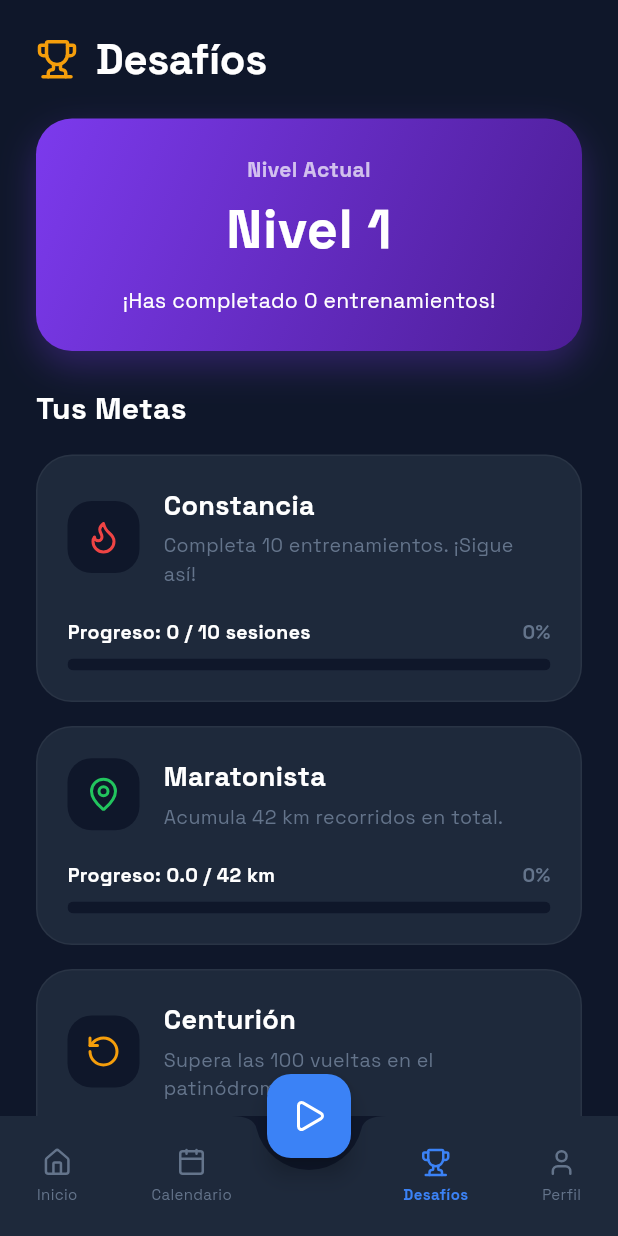
After one commit to S3ndoH/contador_vueltas_app, a Flutter app: the ChallengesScreen screen opened by its route, on a phone screen of 412 x 824 dp. The commit adds this screen. Run offline on Flutter 3.47's test engine with Material 3 defaults, Android fonts, the phone set to English and light mode, and no system bars; our stand-ins replace cached_network_image, connectivity_plus, google_fonts, image_picker, lucide_icons, shared_preferences and 2 more; missing offline and left inert: wear_plus; accounts and stored records are empty; network calls fail.

Commit message:
feat: add ChallengesScreen with gamification and fix auth routing on app resume

```diff
--- a/lib/main.dart
+++ b/lib/main.dart
@@ -1,6 +1,7 @@
 import 'package:flutter/material.dart';
 import 'package:supabase_flutter/supabase_flutter.dart';
 import 'theme.dart';
+import 'screens/challenges_screen.dart';
 import 'screens/login_screen.dart';
 import 'screens/register_screen.dart';
 import 'screens/home_screen.dart';
@@ -40,6 +41,7 @@ class MyApp extends StatelessWidget {
         '/profile': (context) => const ProfileScreen(),
         '/edit_profile': (context) => const EditProfileScreen(),
         '/settings': (context) => const SettingsScreen(),
+        '/challenges': (context) => const ChallengesScreen(),
         '/wear_home': (context) => const WearHomeScreen(),
       },
     );
@@ -53,6 +55,12 @@ class MyApp extends StatelessWidget {
         if (width > 0 && width < 300) {
           return const WearHomeScreen();
         }
+
+        final session = Supabase.instance.client.auth.currentSession;
+        if (session != null) {
+          return const HomeScreen();
+        }
+
         return const LoginScreen();
       },
     );
--- a/lib/screens/calendar_screen.dart
+++ b/lib/screens/calendar_screen.dart
@@ -231,7 +231,7 @@ class _CalendarScreenState extends State<CalendarScreen> {
                   color: Colors.white,
                 ),
               ),
-              const SizedBox(height: 4),
+              const SizedBox(width: 4),
               Row(
                 children: [
                   const Icon(
--- /dev/null
+++ b/lib/screens/challenges_screen.dart
@@ -0,0 +1,372 @@
+import 'package:flutter/material.dart';
+import 'package:lucide_icons/lucide_icons.dart';
+import '../theme.dart';
+import '../services/database_service.dart';
+
+class ChallengesScreen extends StatefulWidget {
+  const ChallengesScreen({super.key});
+
+  @override
+  State<ChallengesScreen> createState() => _ChallengesScreenState();
+}
+
+class _ChallengesScreenState extends State<ChallengesScreen> {
+  final _databaseService = DatabaseService();
+  bool _isLoading = true;
+
+  int _totalTrainings = 0;
+  double _totalDistance = 0.0;
+  int _totalLaps = 0;
+
+  @override
+  void initState() {
+    super.initState();
+    _loadData();
+  }
+
+  Future<void> _loadData() async {
+    setState(() => _isLoading = true);
+
+    // Fetch an arbitrary large number to calculate total stats.
+    // In a real large app, you'd use a specific RPC or aggregate query.
+    final trainings = await _databaseService.getRecentTrainings(limit: 1000);
+
+    int tempTotalLaps = 0;
+    double tempTotalDistance = 0.0;
+
+    for (var t in trainings) {
+      tempTotalLaps += t.totalLaps;
+      // We assume a 200m track for history if not strictly recorded, or we'd ideally get it from DB.
+      // For this challenges calculation, we'll use a standard 200m or assume we don't have per-training track length here,
+      // but if we *really* need it, we should use the getTrainingStats logic or aggregate.
+      // Since TrainingSummary lacks track_length_meters, we'll approximate with 0.2km.
+      tempTotalDistance += (t.totalLaps * 0.2);
+    }
+
+    if (mounted) {
+      setState(() {
+        _totalTrainings = trainings.length;
+        _totalLaps = tempTotalLaps;
+        _totalDistance = double.parse(tempTotalDistance.toStringAsFixed(1));
+        _isLoading = false;
+      });
+    }
+  }
+
+  @override
+  Widget build(BuildContext context) {
+    return Scaffold(
+      backgroundColor: AppColors.backgroundDark,
+      body: SafeArea(
+        child: _isLoading
+            ? const Center(child: CircularProgressIndicator())
+            : RefreshIndicator(
+                onRefresh: _loadData,
+                color: AppColors.primary,
+                child: CustomScrollView(
+                  physics: const AlwaysScrollableScrollPhysics(),
+                  slivers: [
+                    _buildAppBar(),
+                    _buildHeroSection(),
+                    _buildChallengesList(),
+                    const SliverToBoxAdapter(child: SizedBox(height: 100)),
+                  ],
+                ),
+            ),
+      ),
+      bottomNavigationBar: _buildBottomNav(),
+      floatingActionButton: FloatingActionButton(
+        onPressed: () {
+          Navigator.pushNamed(context, '/training');
+        },
+        backgroundColor: AppColors.primary,
+        child: const Icon(LucideIcons.play, color: Colors.white),
+      ),
+      floatingActionButtonLocation: FloatingActionButtonLocation.centerDocked,
+    );
+  }
+
+  Widget _buildAppBar() {
+    return SliverPadding(
+      padding: const EdgeInsets.only(left: 24.0, right: 24.0, top: 24.0, bottom: 8.0),
+      sliver: SliverToBoxAdapter(
+        child: Row(
+          children: [
+            const Icon(LucideIcons.trophy, color: AppColors.warning, size: 28),
+            const SizedBox(width: 12),
+            Text(
+              'Desafíos',
+              style: Theme.of(context).textTheme.displayLarge?.copyWith(fontSize: 28),
+            ),
+          ],
+        ),
+      ),
+    );
+  }
+
+  Widget _buildHeroSection() {
+    // Determine level based on total trainings
+    int level = (_totalTrainings / 5).floor() + 1;
+    if (level > 20) level = 20; // Cap at 20 just as an example
+
+    return SliverPadding(
+      padding: const EdgeInsets.symmetric(horizontal: 24.0, vertical: 16.0),
+      sliver: SliverToBoxAdapter(
+        child: Container(
+          padding: const EdgeInsets.all(24),
+          decoration: BoxDecoration(
+            gradient: const LinearGradient(
+              colors: [Color(0xFF7C3AED), Color(0xFF4C1D95)], // Violet gradient
+              begin: Alignment.topLeft,
+              end: Alignment.bottomRight,
+            ),
+            borderRadius: BorderRadius.circular(24),
+            boxShadow: [
+              BoxShadow(
+                color: const Color(0xFF7C3AED).withValues(alpha: 0.3),
+                blurRadius: 20,
+                offset: const Offset(0, 10),
+              ),
+            ],
+          ),
+          child: Column(
+            crossAxisAlignment: CrossAxisAlignment.center,
+            children: [
+              const Text(
+                'Nivel Actual',
+                style: TextStyle(color: Colors.white70, fontWeight: FontWeight.bold, fontSize: 14),
+              ),
+              const SizedBox(height: 4),
+              Text(
+                'Nivel $level',
+                style: const TextStyle(color: Colors.white, fontWeight: FontWeight.bold, fontSize: 36),
+              ),
+              const SizedBox(height: 12),
+              Text(
+                '¡Has completado $_totalTrainings entrenamientos!',
+                style: const TextStyle(color: Colors.white, fontSize: 14),
+              ),
+            ],
+          ),
+        ),
+      ),
+    );
+  }
+
+  Widget _buildChallengesList() {
+    return SliverPadding(
+      padding: const EdgeInsets.symmetric(horizontal: 24.0),
+      sliver: SliverList(
+        delegate: SliverChildListDelegate([
+          const SizedBox(height: 8),
+          const Text(
+            'Tus Metas',
+            style: TextStyle(
+              fontSize: 20,
+              fontWeight: FontWeight.bold,
+              color: Colors.white,
+            ),
+          ),
+          const SizedBox(height: 16),
+
+          _buildChallengeCard(
+            title: 'Constancia',
+            description: 'Completa 10 entrenamientos. ¡Sigue así!',
+            icon: LucideIcons.flame,
+            iconColor: AppColors.error,
+            currentValue: _totalTrainings.toDouble(),
+            targetValue: 10.0,
+            unit: 'sesiones',
+          ),
+          const SizedBox(height: 16),
+          _buildChallengeCard(
+            title: 'Maratonista',
+            description: 'Acumula 42 km recorridos en total.',
+            icon: LucideIcons.mapPin,
+            iconColor: AppColors.success,
+            currentValue: _totalDistance,
+            targetValue: 42.0,
+            unit: 'km',
+          ),
+          const SizedBox(height: 16),
+          _buildChallengeCard(
+            title: 'Centurión',
+            description: 'Supera las 100 vueltas en el patinódromo.',
+            icon: LucideIcons.rotateCcw,
+            iconColor: AppColors.warning,
+            currentValue: _totalLaps.toDouble(),
+            targetValue: 100.0,
+            unit: 'vueltas',
+          ),
+          const SizedBox(height: 16),
+          _buildChallengeCard(
+            title: 'Maestro de la Pista',
+            description: 'Realiza 50 entrenamientos en total.',
+            icon: LucideIcons.star,
+            iconColor: AppColors.primary,
+            currentValue: _totalTrainings.toDouble(),
+            targetValue: 50.0,
+            unit: 'sesiones',
+          ),
+        ]),
+      ),
+    );
+  }
+
+  Widget _buildChallengeCard({
+    required String title,
+    required String description,
+    required IconData icon,
+    required Color iconColor,
+    required double currentValue,
+    required double targetValue,
+    required String unit,
+  }) {
+    double progress = currentValue / targetValue;
+    if (progress > 1.0) progress = 1.0;
+    final isCompleted = progress >= 1.0;
+
+    return Container(
+      padding: const EdgeInsets.all(20),
+      decoration: BoxDecoration(
+        color: AppColors.surfaceDark,
+        borderRadius: BorderRadius.circular(24),
+        border: Border.all(
+          color: isCompleted ? iconColor.withValues(alpha: 0.5) : Colors.white.withValues(alpha: 0.05),
+          width: isCompleted ? 2 : 1,
+        ),
+        boxShadow: isCompleted
+            ? [BoxShadow(color: iconColor.withValues(alpha: 0.2), blurRadius: 15, offset: const Offset(0, 5))]
+            : [],
+      ),
+      child: Column(
+        crossAxisAlignment: CrossAxisAlignment.start,
+        children: [
+          Row(
+            children: [
+              Container(
+                padding: const EdgeInsets.all(12),
+                decoration: BoxDecoration(
+                  color: isCompleted ? iconColor.withValues(alpha: 0.2) : AppColors.backgroundDark,
+                  borderRadius: BorderRadius.circular(16),
+                ),
+                child: Icon(icon, color: iconColor, size: 24),
+              ),
+              const SizedBox(width: 16),
+              Expanded(
+                child: Column(
+                  crossAxisAlignment: CrossAxisAlignment.start,
+                  children: [
+                    Text(
+                      title,
+                      style: const TextStyle(fontWeight: FontWeight.bold, fontSize: 18),
+                    ),
+                    const SizedBox(height: 4),
+                    Text(
+                      description,
+                      style: const TextStyle(color: AppColors.textMuted, fontSize: 13),
+                    ),
+                  ],
+                ),
+              ),
+              if (isCompleted)
+                Container(
+                  padding: const EdgeInsets.all(6),
+                  decoration: const BoxDecoration(
+                    color: AppColors.success,
+                    shape: BoxShape.circle,
+                  ),
+                  child: const Icon(LucideIcons.check, color: Colors.white, size: 16),
+                ),
+            ],
+          ),
+          const SizedBox(height: 20),
+          Row(
+            mainAxisAlignment: MainAxisAlignment.spaceBetween,
+            children: [
+              Text(
+                'Progreso: ${currentValue.toStringAsFixed(unit == 'km' ? 1 : 0)} / ${targetValue.toInt()} $unit',
+                style: const TextStyle(color: Colors.white, fontWeight: FontWeight.bold, fontSize: 13),
+              ),
+              Text(
+                '${(progress * 100).toInt()}%',
+                style: TextStyle(
+                  color: isCompleted ? AppColors.success : AppColors.textMuted,
+                  fontWeight: FontWeight.bold,
+                  fontSize: 13,
+                ),
+              ),
+            ],
+          ),
+          const SizedBox(height: 8),
+          ClipRRect(
+            borderRadius: BorderRadius.circular(10),
+            child: LinearProgressIndicator(
+              value: progress,
+              backgroundColor: AppColors.backgroundDark,
+              valueColor: AlwaysStoppedAnimation<Color>(isCompleted ? AppColors.success : iconColor),
+              minHeight: 8,
+            ),
+          ),
+        ],
+      ),
+    );
+  }
+
+  Widget _buildBottomNav() {
+    return BottomAppBar(
+      color: AppColors.surfaceDark,
+      padding: EdgeInsets.zero,
+      notchMargin: 8,
+      shape: const CircularNotchedRectangle(),
+      child: SizedBox(
+        height: 60,
+        child: Row(
+          mainAxisAlignment: MainAxisAlignment.spaceAround,
+          children: [
+            _buildNavItem(LucideIcons.home, 'Inicio', false, () {
+              Navigator.pushReplacementNamed(context, '/home');
+            }),
+            _buildNavItem(LucideIcons.calendar, 'Calendario', false, () {
+              Navigator.pushReplacementNamed(context, '/calendar');
+            }),
+            const SizedBox(width: 40), // Space for FAB
+            _buildNavItem(LucideIcons.trophy, 'Desafíos', true, () {}),
+            _buildNavItem(LucideIcons.user, 'Perfil', false, () {
+              Navigator.pushReplacementNamed(context, '/profile');
+            }),
+          ],
+        ),
+      ),
+    );
+  }
+
+  Widget _buildNavItem(IconData icon, String label, bool isActive, VoidCallback onTap) {
+    return InkWell(
+      onTap: onTap,
+      borderRadius: BorderRadius.circular(12),
+      child: Padding(
+        padding: const EdgeInsets.symmetric(horizontal: 12, vertical: 8),
+        child: Column(
+          mainAxisSize: MainAxisSize.min,
+          children: [
+            Icon(
+              icon,
+              color: isActive ? AppColors.primary : AppColors.textMuted,
+              size: 20,
+            ),
+            const SizedBox(height: 4),
+            Text(
+              label,
+              style: TextStyle(
+                color: isActive ? AppColors.primary : AppColors.textMuted,
+                fontSize: 10,
+                fontWeight: isActive ? FontWeight.bold : FontWeight.normal,
+              ),
+            ),
+          ],
+        ),
+      ),
+    );
+  }
+}
--- a/lib/screens/home_screen.dart
+++ b/lib/screens/home_screen.dart
@@ -423,7 +423,9 @@ class _HomeScreenState extends State<HomeScreen> {
               Navigator.pushNamed(context, '/calendar');
             }),
             const SizedBox(width: 40), // Space for FAB
-            _buildNavItem(LucideIcons.trophy, 'Desafíos', false, () {}),
+            _buildNavItem(LucideIcons.trophy, 'Desafíos', false, () {
+              Navigator.pushReplacementNamed(context, '/challenges');
+            }),
             _buildNavItem(LucideIcons.user, 'Perfil', false, () {
               Navigator.pushNamed(context, '/profile');
             }),
```
